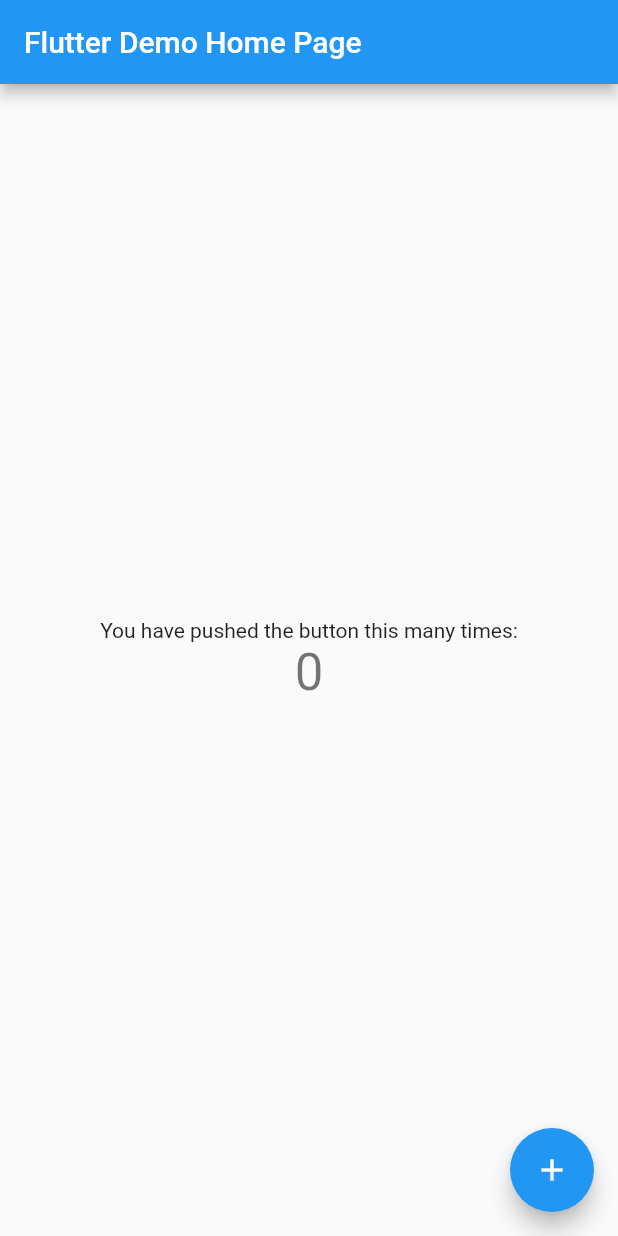
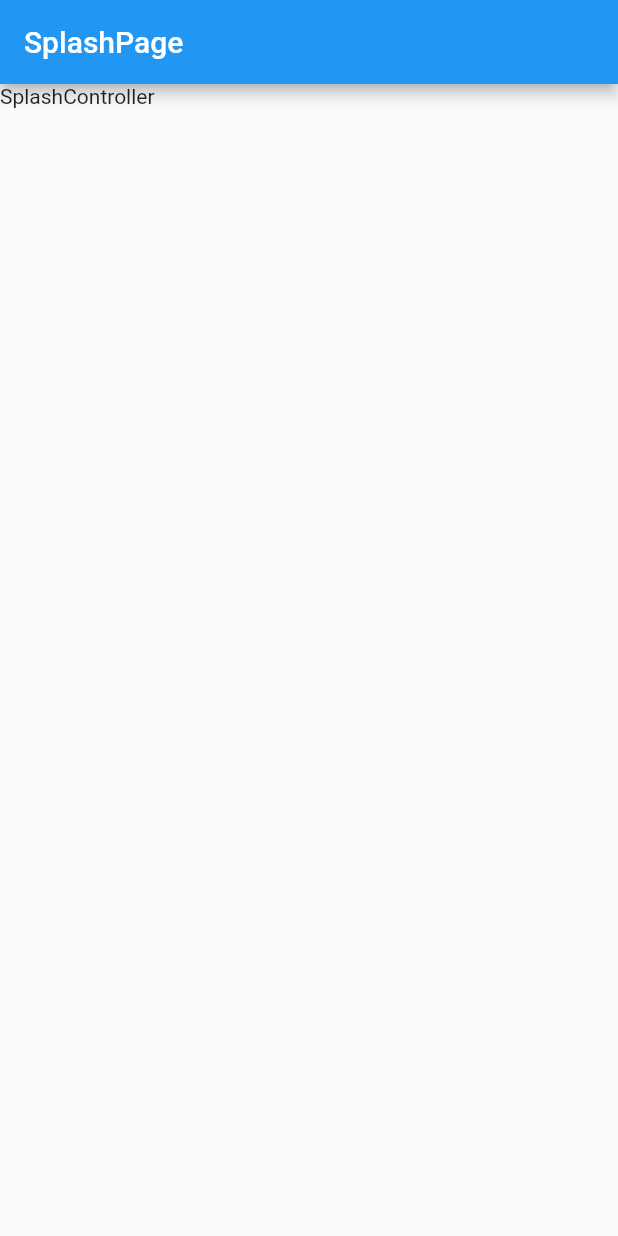
Before and after one commit to caiovini64/moviee-TMDB, a Flutter app: the screen it shows after launch, on a phone screen of 412 x 824 dp. Run offline on Flutter 3.47's test engine with Material 2 defaults, Android fonts, the phone set to English and light mode, and no system bars; our stand-ins replace get.

Commit message:
Defini estrutura do projeto

```diff
--- /dev/null
+++ b/lib/app/modules/home/controller.dart
@@ -0,0 +1,3 @@
+import 'package:get/get.dart';
+
+class HomeController extends GetxController {}
--- /dev/null
+++ b/lib/app/modules/splash/binding.dart
@@ -0,0 +1,9 @@
+import 'package:get/get.dart';
+import 'package:tmdb_api/app/modules/splash/controller.dart';
+
+class SplashBinding implements Bindings {
+  @override
+  void dependencies() {
+    Get.lazyPut<SplashController>(() => SplashController());
+  }
+}
--- /dev/null
+++ b/lib/app/modules/splash/controller.dart
@@ -0,0 +1,3 @@
+import 'package:get/get.dart';
+
+class SplashController extends GetxController {}
--- /dev/null
+++ b/lib/app/modules/splash/page.dart
@@ -0,0 +1,12 @@
+import 'package:flutter/material.dart';
+import 'package:get/get.dart';
+import 'package:tmdb_api/app/modules/splash/controller.dart';
+
+class SplashPage extends GetView<SplashController> {
+  @override
+  Widget build(BuildContext context) {
+    return Scaffold(
+        appBar: AppBar(title: Text('SplashPage')),
+        body: SafeArea(child: Text('SplashController')));
+  }
+}
--- /dev/null
+++ b/lib/app/routes/app_routes.dart
@@ -0,0 +1,3 @@
+abstract class Routes {
+  static const SPLASH = '/';
+}
--- /dev/null
+++ b/lib/app/theme/app_theme.dart
@@ -0,0 +1,5 @@
+import 'package:flutter/material.dart';
+
+final ThemeData appThemeData = ThemeData(
+  primaryColor: Colors.blue,
+);
--- a/lib/main.dart
+++ b/lib/main.dart
@@ -1,113 +1,17 @@
 import 'package:flutter/material.dart';
+import 'package:get/get.dart';
+import 'package:tmdb_api/app/modules/splash/binding.dart';
+import 'package:tmdb_api/app/routes/app_pages.dart';
+import 'package:tmdb_api/app/routes/app_routes.dart';
+import 'package:tmdb_api/app/theme/app_theme.dart';
 
 void main() {
-  runApp(MyApp());
+  runApp(GetMaterialApp(
+    debugShowCheckedModeBanner: false,
+    initialRoute: Routes.SPLASH,
+    theme: appThemeData,
+    defaultTransition: Transition.fade,
+    initialBinding: SplashBinding(),
+    getPages: AppPages.pages,
+  ));
 }
-
-class MyApp extends StatelessWidget {
-  // This widget is the root of your application.
-  @override
-  Widget build(BuildContext context) {
-    return MaterialApp(
-      title: 'Flutter Demo',
-      theme: ThemeData(
-        // This is the theme of your application.
-        //
-        // Try running your application with "flutter run". You'll see the
-        // application has a blue toolbar. Then, without quitting the app, try
-        // changing the primarySwatch below to Colors.green and then invoke
-        // "hot reload" (press "r" in the console where you ran "flutter run",
-        // or simply save your changes to "hot reload" in a Flutter IDE).
-        // Notice that the counter didn't reset back to zero; the application
-        // is not restarted.
-        primarySwatch: Colors.blue,
-      ),
-      home: MyHomePage(title: 'Flutter Demo Home Page'),
-    );
-  }
-}
-
-class MyHomePage extends StatefulWidget {
-  MyHomePage({Key key, this.title}) : super(key: key);
-
-  // This widget is the home page of your application. It is stateful, meaning
-  // that it has a State object (defined below) that contains fields that affect
-  // how it looks.
-
-  // This class is the configuration for the state. It holds the values (in this
-  // case the title) provided by the parent (in this case the App widget) and
-  // used by the build method of the State. Fields in a Widget subclass are
-  // always marked "final".
-
-  final String title;
-
-  @override
-  _MyHomePageState createState() => _MyHomePageState();
-}
-
-class _MyHomePageState extends State<MyHomePage> {
-  int _counter = 0;
-
-  void _incrementCounter() {
-    setState(() {
-      // This call to setState tells the Flutter framework that something has
-      // changed in this State, which causes it to rerun the build method below
-      // so that the display can reflect the updated values. If we changed
-      // _counter without calling setState(), then the build method would not be
-      // called again, and so nothing would appear to happen.
-      _counter++;
-    });
-  }
-
-  @override
-  Widget build(BuildContext context) {
-    // This method is rerun every time setState is called, for instance as done
-    // by the _incrementCounter method above.
-    //
-    // The Flutter framework has been optimized to make rerunning build methods
-    // fast, so that you can just rebuild anything that needs updating rather
-    // than having to individually change instances of widgets.
-    return Scaffold(
-      appBar: AppBar(
-        // Here we take the value from the MyHomePage object that was created by
-        // the App.build method, and use it to set our appbar title.
-        title: Text(widget.title),
-      ),
-      body: Center(
-        // Center is a layout widget. It takes a single child and positions it
-        // in the middle of the parent.
-        child: Column(
-          // Column is also a layout widget. It takes a list of children and
-          // arranges them vertically. By default, it sizes itself to fit its
-          // children horizontally, and tries to be as tall as its parent.
-          //
-          // Invoke "debug painting" (press "p" in the console, choose the
-          // "Toggle Debug Paint" action from the Flutter Inspector in Android
-          // Studio, or the "Toggle Debug Paint" command in Visual Studio Code)
-          // to see the wireframe for each widget.
-          //
-          // Column has various properties to control how it sizes itself and
-          // how it positions its children. Here we use mainAxisAlignment to
-          // center the children vertically; the main axis here is the vertical
-          // axis because Columns are vertical (the cross axis would be
-          // horizontal).
-          mainAxisAlignment: MainAxisAlignment.center,
-          children: <Widget>[
-            Text(
-              'You have pushed the button this many times:',
-            ),
-            Text(
-              '$_counter',
-              style: Theme.of(context).textTheme.headline4,
-            ),
-          ],
-        ),
-      ),
-      floatingActionButton: FloatingActionButton(
-        onPressed: _incrementCounter,
-        tooltip: 'Increment',
-        child: Icon(Icons.add),
-      ), // This trailing comma makes auto-formatting nicer for build methods.
-    );
-  }
-}
--- a/pubspec.yaml
+++ b/pubspec.yaml
@@ -28,6 +28,7 @@
   # The following adds the Cupertino Icons font to your application.
   # Use with the CupertinoIcons class for iOS style icons.
   cupertino_icons: ^1.0.2
+  get: ^4.1.4
 
 dev_dependencies:
   flutter_test:
```
Also changed, not shown: lib/app/modules/home/binding.dart (added, +9 -0 lines), lib/app/modules/home/page.dart (added, +12 -0 lines), lib/app/routes/app_pages.dart (added, +15 -0 lines), pubspec.lock, 1 other file.
